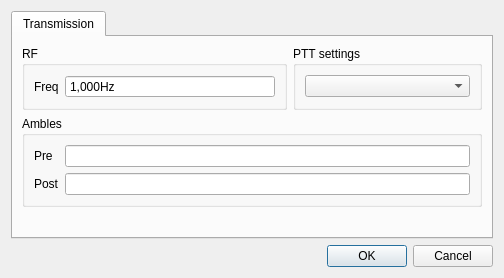
Above: JMSK/gui_classes/settingsdialog.ui from jontio/JAERO before the change. Below: the same form after it.
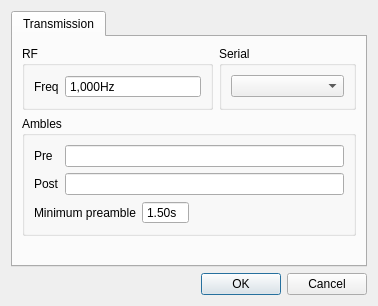
That is the form after the change.

Commit message: added min preamble time

What changed in the file:
```diff
--- a/JMSK/gui_classes/settingsdialog.ui
+++ b/JMSK/gui_classes/settingsdialog.ui
@@ -6,8 +6,8 @@
    <rect>
     <x>0</x>
     <y>0</y>
-    <width>504</width>
-    <height>278</height>
+    <width>378</width>
+    <height>306</height>
    </rect>
   </property>
   <property name="windowTitle">
@@ -23,9 +23,7 @@
       <attribute name="title">
        <string>Transmission</string>
       </attribute>
-      <layout class="QHBoxLayout" name="horizontalLayout_3">
-       <item>
-        <layout class="QVBoxLayout" name="verticalLayout_4">
+      <layout class="QVBoxLayout" name="verticalLayout_5">
          <item>
           <layout class="QHBoxLayout" name="horizontalLayout_2" stretch="7,5">
            <item>
@@ -73,7 +71,7 @@
            <item>
             <widget class="QGroupBox" name="groupBox">
              <property name="title">
-              <string>PTT settings</string>
+            <string>Serial</string>
              </property>
              <layout class="QVBoxLayout" name="verticalLayout_2">
               <item>
@@ -89,7 +87,7 @@
            <property name="title">
             <string>Ambles</string>
            </property>
-           <layout class="QHBoxLayout" name="horizontalLayout">
+         <layout class="QVBoxLayout" name="verticalLayout_4">
             <item>
              <layout class="QFormLayout" name="formLayout_2">
               <item row="0" column="0">
@@ -112,6 +110,46 @@
               <item row="1" column="1">
                <widget class="QLineEdit" name="linePostamble"/>
               </item>
+            <item row="2" column="0" colspan="2">
+             <layout class="QHBoxLayout" name="horizontalLayout">
+              <item>
+               <widget class="QLabel" name="label_4">
+                <property name="text">
+                 <string>Minimum preamble</string>
+                </property>
+               </widget>
+              </item>
+              <item>
+               <widget class="QDoubleSpinBox" name="doubleSpinboxminpreamble">
+                <property name="buttonSymbols">
+                 <enum>QAbstractSpinBox::NoButtons</enum>
+                </property>
+                <property name="suffix">
+                 <string>s</string>
+                </property>
+                <property name="maximum">
+                 <double>10.000000000000000</double>
+                </property>
+                <property name="value">
+                 <double>1.500000000000000</double>
+                </property>
+               </widget>
+              </item>
+              <item>
+               <spacer name="horizontalSpacer">
+                <property name="orientation">
+                 <enum>Qt::Horizontal</enum>
+                </property>
+                <property name="sizeHint" stdset="0">
+                 <size>
+                  <width>88</width>
+                  <height>20</height>
+                 </size>
+                </property>
+               </spacer>
+              </item>
+             </layout>
+            </item>
              </layout>
             </item>
            </layout>
@@ -125,12 +163,10 @@
            <property name="sizeHint" stdset="0">
             <size>
              <width>20</width>
-             <height>13</height>
+           <height>9</height>
             </size>
            </property>
           </spacer>
-         </item>
-        </layout>
        </item>
       </layout>
      </widget>
```
Lines whose indentation alone changed are shown as unchanged. The commit also changes 10 other files.
